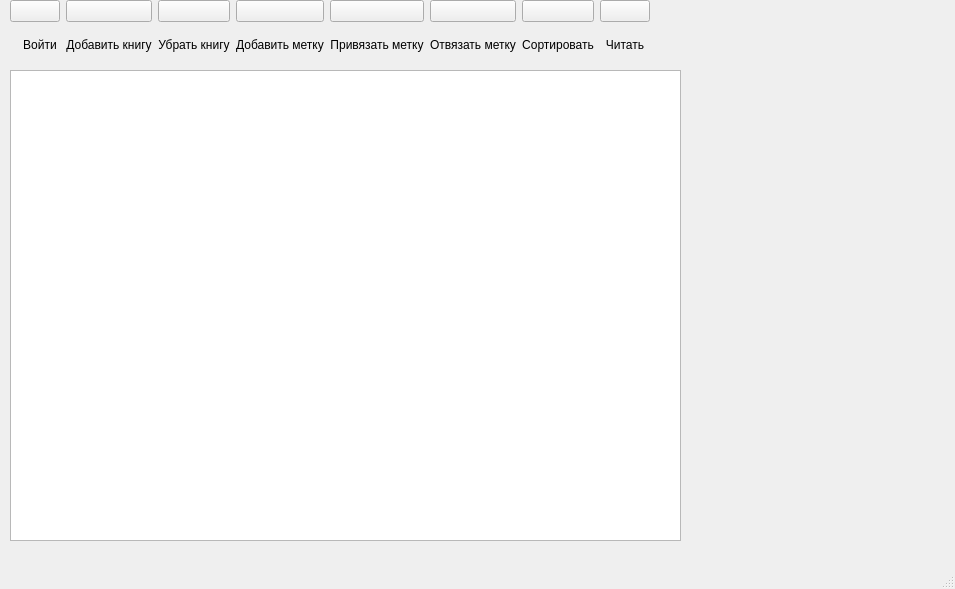
Klef99/yandexlyceum-pyqt, file UI/main.ui: the form before one commit.
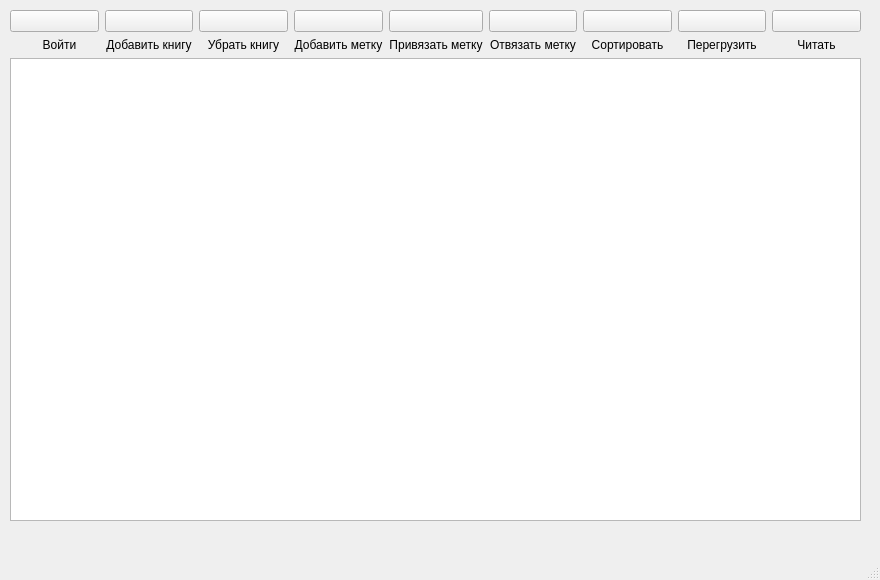
The form after the commit. Icons and pictures are not drawn.

```diff
--- a/UI/main.ui
+++ b/UI/main.ui
@@ -6,8 +6,8 @@
    <rect>
     <x>0</x>
     <y>0</y>
-    <width>955</width>
-    <height>589</height>
+    <width>880</width>
+    <height>580</height>
    </rect>
   </property>
   <property name="windowTitle">
@@ -18,25 +18,17 @@
     <normaloff>../../../Downloads/Books_icon-icons.com_76879.png</normaloff>../../../Downloads/Books_icon-icons.com_76879.png</iconset>
   </property>
   <widget class="QWidget" name="centralwidget">
-   <widget class="QTableView" name="BookList">
-    <property name="geometry">
-     <rect>
-      <x>10</x>
-      <y>70</y>
-      <width>671</width>
-      <height>471</height>
-     </rect>
-    </property>
-   </widget>
    <widget class="QWidget" name="">
     <property name="geometry">
      <rect>
       <x>10</x>
-      <y>0</y>
-      <width>640</width>
-      <height>61</height>
+      <y>10</y>
+      <width>851</width>
+      <height>511</height>
      </rect>
     </property>
+    <layout class="QVBoxLayout" name="verticalLayout_5">
+     <item>
     <layout class="QGridLayout" name="gridLayout">
      <item row="1" column="1">
       <widget class="QPushButton" name="AddBook">
@@ -65,7 +57,7 @@
        </property>
       </widget>
      </item>
-     <item row="2" column="8">
+       <item row="2" column="9">
       <widget class="QLabel" name="ReadBookLabel">
        <property name="text">
         <string>Читать</string>
@@ -135,7 +127,7 @@
        </property>
       </widget>
      </item>
-     <item row="1" column="8">
+       <item row="1" column="9">
       <widget class="QPushButton" name="ReadBook">
        <property name="text">
         <string/>
@@ -260,6 +252,38 @@
        </property>
       </widget>
      </item>
+       <item row="1" column="8">
+        <widget class="QPushButton" name="Refresh">
+         <property name="text">
+          <string/>
+         </property>
+         <property name="icon">
+          <iconset>
+           <normaloff>../../../Downloads/293697_refresh_icon.svg</normaloff>../../../Downloads/293697_refresh_icon.svg</iconset>
+         </property>
+         <property name="iconSize">
+          <size>
+           <width>32</width>
+           <height>32</height>
+          </size>
+         </property>
+        </widget>
+       </item>
+       <item row="2" column="8">
+        <widget class="QLabel" name="RefreshLabel">
+         <property name="text">
+          <string>Перегрузить</string>
+         </property>
+         <property name="alignment">
+          <set>Qt::AlignCenter</set>
+         </property>
+        </widget>
+       </item>
+      </layout>
+     </item>
+     <item>
+      <widget class="QTableView" name="BookList"/>
+     </item>
     </layout>
    </widget>
   </widget>
```
Left out of the diff: 40 changed lines with no effect on the pictures. Lines whose indentation alone changed are shown as unchanged.
